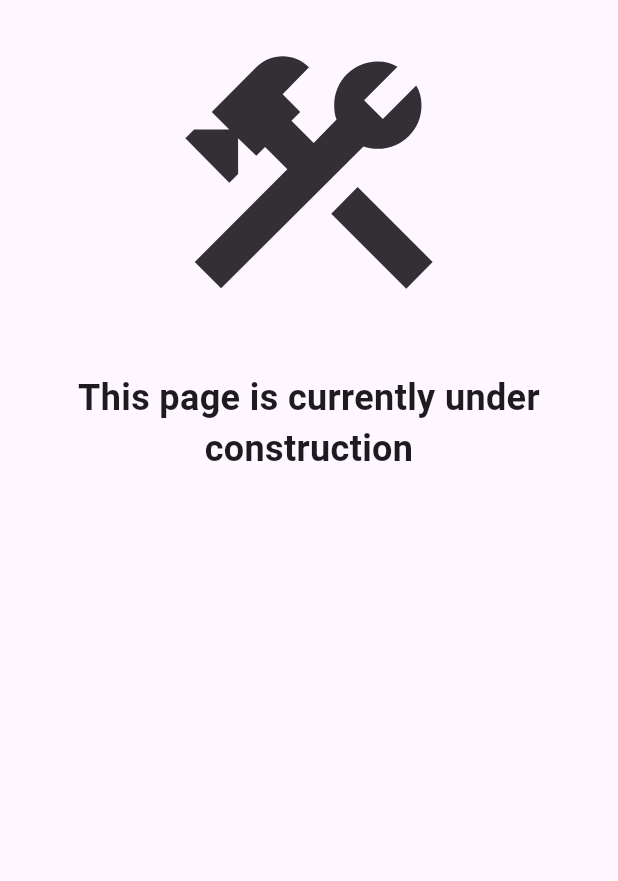
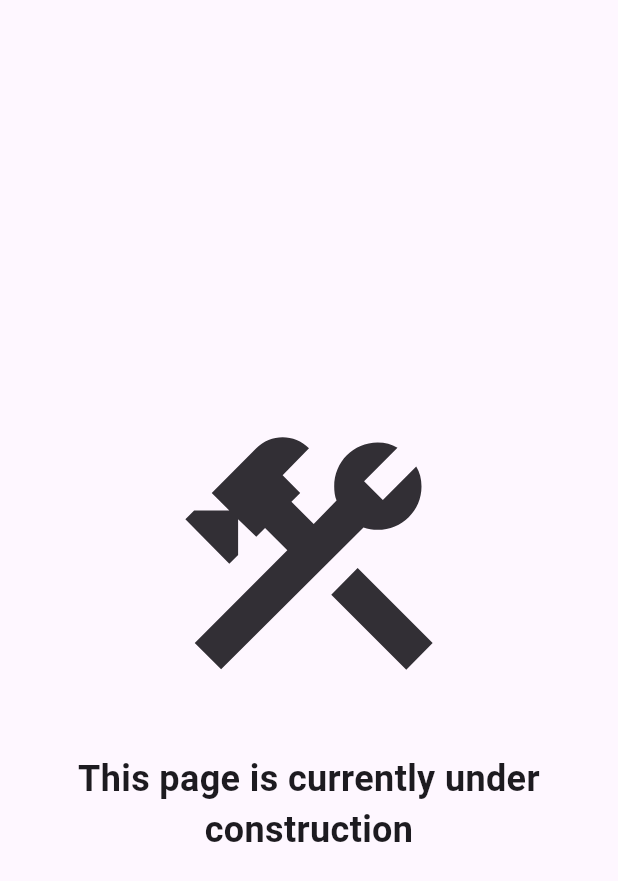
Before and after one commit to corey-mitchell/accountabill, a Flutter app: the UnderConstruction widget shown alone on an empty page, opened directly, on a phone screen of 412 x 824 dp. Shown: the top 881 px of the screen. Run offline on Flutter 3.47's test engine with Material 3 defaults, Android fonts, the phone set to English and light mode, and no system bars; our stand-ins replace fl_chart.

Commit message:
Updated under construction widget to consume the entirety of it's parent spacing. It will then center itself in that space, taking into account the device's bottom safe area.

```diff
--- a/lib/widgets/under_construction.dart
+++ b/lib/widgets/under_construction.dart
@@ -8,8 +8,20 @@ class UnderConstruction extends StatelessWidget {
   /// Show a large construction icon and a message to the user
   Widget build(BuildContext context) {
     return Container(
-      padding: EdgeInsets.all(16),
+      width: double.infinity,
+      height: double.infinity,
+      padding: EdgeInsets.fromLTRB(
+        16,
+        16,
+        16,
+        MediaQuery.of(context).padding.bottom,
+      ),
+      child: Center(
         child: Column(
+          mainAxisAlignment:
+              MainAxisAlignment.center, // Vertically center the content
+          crossAxisAlignment:
+              CrossAxisAlignment.center, // Horizontally center the content
           spacing: 32,
           children: [
             Center(
@@ -27,6 +39,7 @@ class UnderConstruction extends StatelessWidget {
             ),
           ],
         ),
+      ),
     );
   }
 }
```
Lines whose indentation alone changed are shown as unchanged.
